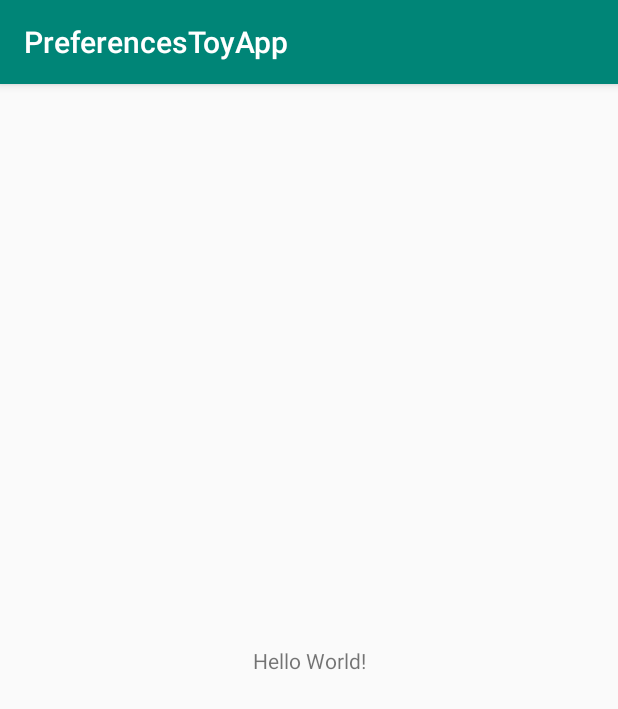
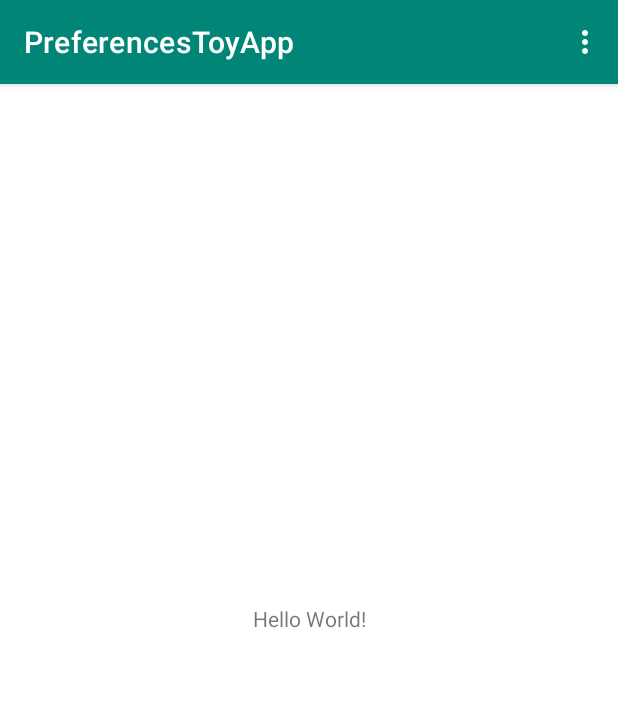
Before and after one commit to DavidPrecopia/PreferencesToyApp, an Android app: the screen it shows after launch (MainActivity), on a phone screen of 412 x 824 dp. Shown: the top 709 px of the screen. Run offline under Robolectric (Android 15) with nearby library versions, the phone set to English and light mode, and no system bars; our stand-ins replace data binding.

Commit message:
Add toolbar menu

```diff
--- a/app/build.gradle
+++ b/app/build.gradle
@@ -35,4 +35,5 @@ dependencies {
     testImplementation 'junit:junit:4.12'
     androidTestImplementation 'androidx.test:runner:1.1.1'
     androidTestImplementation 'androidx.test.espresso:espresso-core:3.1.1'
+    implementation 'com.google.android.material:material:1.0.0'
 }
--- a/app/src/main/AndroidManifest.xml
+++ b/app/src/main/AndroidManifest.xml
@@ -11,7 +11,9 @@
         android:supportsRtl="true"
         android:theme="@style/AppTheme"
         tools:ignore="GoogleAppIndexingWarning">
-        <activity android:name=".MainActivity">
+        <activity
+            android:name=".MainActivity"
+            android:launchMode="singleTop">
             <intent-filter>
                 <action android:name="android.intent.action.MAIN" />
 
--- a/app/src/main/java/com/example/preferencestoyapp/MainActivity.java
+++ b/app/src/main/java/com/example/preferencestoyapp/MainActivity.java
@@ -1,14 +1,40 @@
 package com.example.preferencestoyapp;
 
+import android.os.Bundle;
+import android.view.Menu;
+import android.view.MenuItem;
+
 import androidx.appcompat.app.AppCompatActivity;
+import androidx.databinding.DataBindingUtil;
 
-import android.os.Bundle;
+import com.example.preferencestoyapp.databinding.ActivityMainBinding;
 
 public class MainActivity extends AppCompatActivity {
-
     @Override
     protected void onCreate(Bundle savedInstanceState) {
         super.onCreate(savedInstanceState);
-        setContentView(R.layout.activity_main);
+        ActivityMainBinding binding = DataBindingUtil.setContentView(this, R.layout.activity_main);
+
+        setSupportActionBar(binding.toolbar);
+    }
+
+    /**
+     * @return true to show the menu - false to not show it.
+     */
+    @Override
+    public boolean onCreateOptionsMenu(Menu menu) {
+        getMenuInflater().inflate(R.menu.menu_preferences, menu);
+        return true;
+    }
+
+    @Override
+    public boolean onOptionsItemSelected(MenuItem item) {
+        switch (item.getItemId()) {
+            case R.id.preferences:
+
+                return true;
+            default:
+                return super.onOptionsItemSelected(item);
+        }
     }
 }
--- a/app/src/main/res/layout/activity_main.xml
+++ b/app/src/main/res/layout/activity_main.xml
@@ -1,10 +1,25 @@
 <?xml version="1.0" encoding="utf-8"?>
-<androidx.constraintlayout.widget.ConstraintLayout xmlns:android="http://schemas.android.com/apk/res/android"
+<layout xmlns:android="http://schemas.android.com/apk/res/android"
     xmlns:app="http://schemas.android.com/apk/res-auto"
-    xmlns:tools="http://schemas.android.com/tools"
+    xmlns:tools="http://schemas.android.com/tools">
+
+    <androidx.constraintlayout.widget.ConstraintLayout
         android:layout_width="match_parent"
         android:layout_height="match_parent"
         tools:context=".MainActivity">
+
+        <!--The theme gives white text - as oppose to black-->
+        <androidx.appcompat.widget.Toolbar
+            android:id="@+id/toolbar"
+            android:layout_width="0dp"
+            android:layout_height="?attr/actionBarSize"
+            android:background="@color/colorPrimary"
+            android:elevation="4dp"
+            android:theme="@style/ThemeOverlay.AppCompat.Dark.ActionBar"
+            app:layout_constraintEnd_toEndOf="parent"
+            app:layout_constraintStart_toStartOf="parent"
+            app:layout_constraintTop_toTopOf="parent"
+            app:popupTheme="@style/ThemeOverlay.AppCompat.Light" />
 
         <TextView
             android:layout_width="wrap_content"
@@ -16,3 +31,4 @@
             app:layout_constraintTop_toTopOf="parent" />
 
     </androidx.constraintlayout.widget.ConstraintLayout>
+</layout>
--- /dev/null
+++ b/app/src/main/res/menu/menu_preferences.xml
@@ -0,0 +1,6 @@
+<?xml version="1.0" encoding="utf-8"?>
+<menu xmlns:android="http://schemas.android.com/apk/res/android">
+    <item
+        android:id="@+id/menu_item_preferences_id"
+        android:title="@string/menu_item_preferences_title" />
+</menu>
--- a/app/src/main/res/values/strings.xml
+++ b/app/src/main/res/values/strings.xml
@@ -1,3 +1,4 @@
 <resources>
     <string name="app_name">PreferencesToyApp</string>
+    <string name="menu_item_preferences_title">Settings</string>
 </resources>
--- a/app/src/main/res/values/styles.xml
+++ b/app/src/main/res/values/styles.xml
@@ -1,11 +1,7 @@
 <resources>
-
-    <!-- Base application theme. -->
-    <style name="AppTheme" parent="Theme.AppCompat.Light.DarkActionBar">
-        <!-- Customize your theme here. -->
+    <style name="AppTheme" parent="Theme.MaterialComponents.Light.NoActionBar">
         <item name="colorPrimary">@color/colorPrimary</item>
         <item name="colorPrimaryDark">@color/colorPrimaryDark</item>
         <item name="colorAccent">@color/colorAccent</item>
     </style>
-
 </resources>
```
Lines whose indentation alone changed are shown as unchanged.
